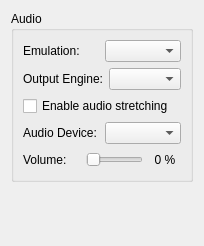
Qt form src/citra_qt/configuration/configure_audio.ui (PabloMK7/citra) before a commit.
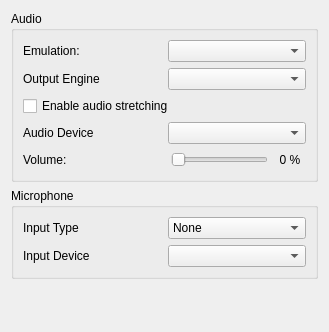
The same form after that commit.

```diff
--- a/src/citra_qt/configuration/configure_audio.ui
+++ b/src/citra_qt/configuration/configure_audio.ui
@@ -6,8 +6,8 @@
    <rect>
     <x>0</x>
     <y>0</y>
-    <width>188</width>
-    <height>246</height>
+    <width>329</width>
+    <height>332</height>
    </rect>
   </property>
   <layout class="QVBoxLayout">
@@ -39,7 +39,7 @@
         <item>
          <widget class="QLabel" name="label1">
           <property name="text">
-           <string>Output Engine:</string>
+           <string>Output Engine</string>
           </property>
          </widget>
         </item>
@@ -63,7 +63,7 @@
         <item>
          <widget class="QLabel" name="label2">
           <property name="text">
-           <string>Audio Device:</string>
+           <string>Audio Device</string>
           </property>
          </widget>
         </item>
@@ -137,6 +137,54 @@
      </layout>
     </widget>
    </item>
+   <item>
+    <widget class="QGroupBox" name="groupBox_2">
+     <property name="title">
+      <string>Microphone</string>
+     </property>
+     <layout class="QVBoxLayout" name="verticalLayout">
+      <item>
+       <layout class="QHBoxLayout" name="horizontalLayout">
+        <item>
+         <widget class="QLabel" name="label_2">
+          <property name="text">
+           <string>Input Type</string>
+          </property>
+         </widget>
+        </item>
+        <item>
+         <widget class="QComboBox" name="input_type_combo_box">
+          <item>
+           <property name="text">
+            <string>None</string>
+           </property>
+          </item>
+          <item>
+           <property name="text">
+            <string>Real Device</string>
+           </property>
+          </item>
+         </widget>
+        </item>
+       </layout>
+      </item>
+      <item>
+       <layout class="QHBoxLayout" name="horizontalLayout_3">
+        <item>
+         <widget class="QLabel" name="label_3">
+          <property name="text">
+           <string>Input Device</string>
+          </property>
+         </widget>
+        </item>
+        <item>
+         <widget class="QComboBox" name="input_device_combo_box"/>
+        </item>
+       </layout>
+      </item>
+     </layout>
+    </widget>
+   </item>
    <item>
     <spacer>
      <property name="orientation">
```
